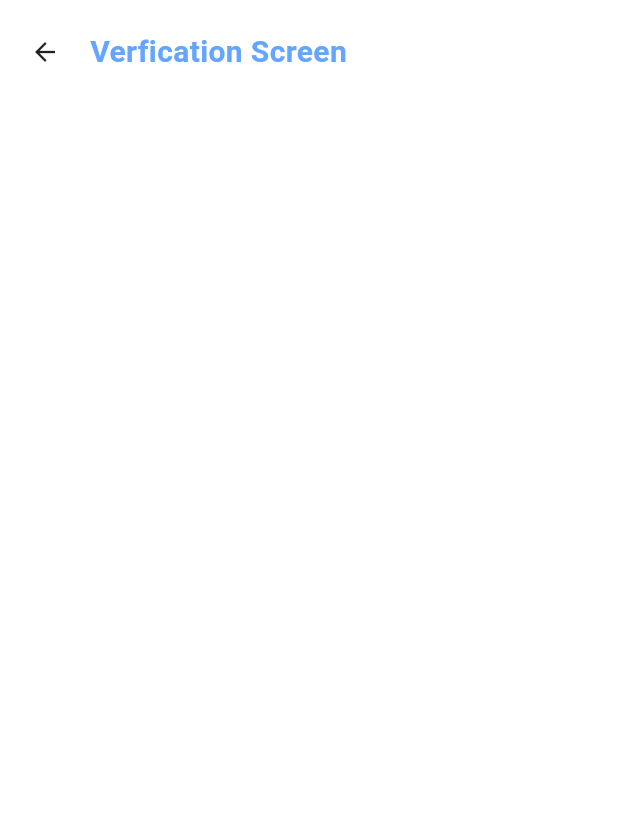
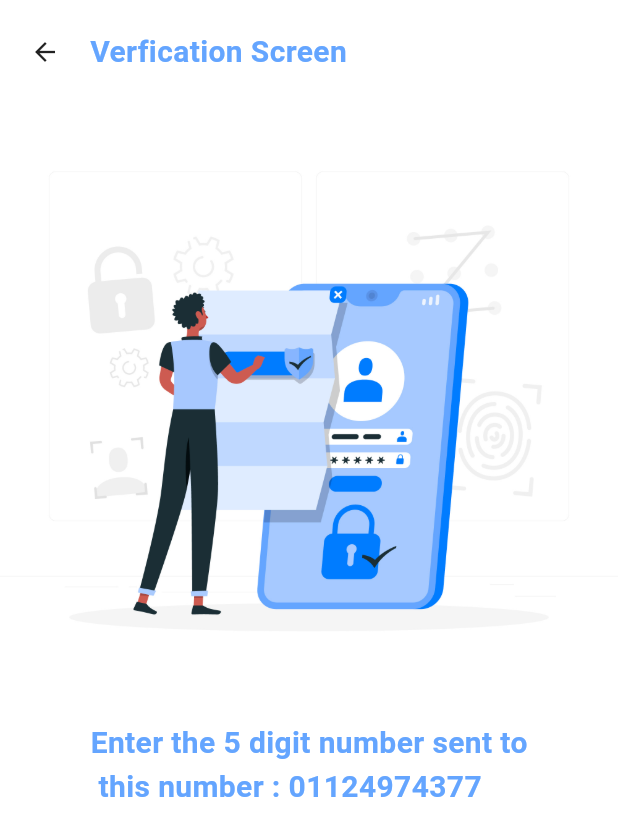
Before and after one commit to Fatma-kabil/auth-screens, a Flutter app: the screen it shows after launch, after a tap on "Login", on a phone screen of 412 x 824 dp. Shown: the top 836 px of the screen. Run offline on Flutter 3.47's test engine with Material 3 defaults, Android fonts, the phone set to English and light mode, and no system bars.

Commit message:
add photo and text to otp screen

```diff
--- a/lib/onboard/login_screen.dart
+++ b/lib/onboard/login_screen.dart
@@ -24,7 +24,7 @@ class LoginScreen extends StatelessWidget {
               topPosiion: -40,
               alignment: Alignment.topRight,
             ),
-            const TextHeader(text: 'Login',sizeFont: 30,),
+            const Textwidget(text: 'Login',sizeFont: 30,),
 
             Image.asset('assets/images/one.jpg'),
             const Text_Field(),
--- a/lib/onboard/otp_screen.dart
+++ b/lib/onboard/otp_screen.dart
@@ -7,14 +7,20 @@ class OtpScreen extends StatelessWidget {
 
   @override
   Widget build(BuildContext context) {
-    return const Scaffold(
+    return Scaffold(
       backgroundColor: Colors.white,
       body: SafeArea(
         child: Column(
           children: [
-            Padding(
-              padding:  EdgeInsets.all(20),
-              child:HeaderBar(),
+            const Padding(
+              padding: EdgeInsets.all(20),
+              child: HeaderBar(),
+            ),
+            Image.asset('assets/images/two.jpg'),
+            const Textwidget(
+              text:
+                  "Enter the 5 digit number sent to\n this number : 01124974377",
+              sizeFont: 20,
             )
           ],
         ),
--- a/lib/onboard/widgets/header_bar.dart
+++ b/lib/onboard/widgets/header_bar.dart
@@ -20,7 +20,7 @@ class HeaderBar extends StatelessWidget {
         const SizedBox(
           width: 20,
         ),
-        const TextHeader(
+        const Textwidget(
           text: "Verfication Screen",
           sizeFont: 20,
         )
--- a/lib/onboard/widgets/text_header.dart
+++ b/lib/onboard/widgets/text_header.dart
@@ -1,8 +1,8 @@
 import 'package:auth_flutter_project/constants.dart';
 import 'package:flutter/material.dart';
 
-class TextHeader extends StatelessWidget {
-  const TextHeader({super.key, required this.text, required this.sizeFont});
+class Textwidget extends StatelessWidget {
+  const Textwidget({super.key, required this.text, required this.sizeFont});
   final String text;
   final double  sizeFont;
   @override
```
